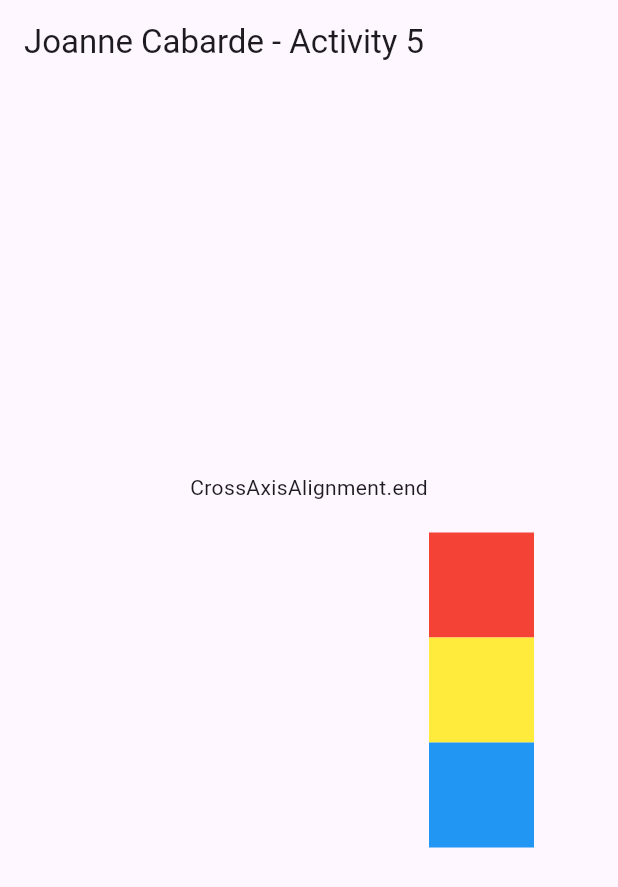
After one commit to JollinAnnie/CCE106-Activities, a Flutter app: the screen it shows after launch, on a phone screen of 412 x 824 dp. The commit adds this screen. Shown: the top 887 px of the screen. Run offline on Flutter 3.47's test engine with Material 3 defaults, Android fonts, the phone set to English and light mode, and no system bars.

Commit message:
Main and Cross Axis Alignment Activity #5

```diff
--- /dev/null
+++ b/lib/crossalignment.dart
@@ -0,0 +1,50 @@
+import 'package:flutter/material.dart';
+
+class CrossAlignment extends StatelessWidget {
+  const CrossAlignment({super.key});
+
+  @override
+  Widget build(BuildContext context) {
+    //start
+    // const alignment = CrossAxisAlignment.start;
+
+    //center
+    // const alignment = CrossAxisAlignment.center;
+
+    //end
+    const alignment = CrossAxisAlignment.end;
+
+    //stretch
+    // const alignment = CrossAxisAlignment.stretch;
+
+    return Scaffold(
+      appBar: AppBar(
+        title: const Text('Joanne Cabarde - Activity 5'),
+      ),
+
+      body: Center(
+        child: Column(
+          mainAxisSize: MainAxisSize.min,
+          children: [
+            Text(
+              'CrossAxisAlignment.${alignment.name}',
+            ),
+            const SizedBox(height: 20),
+
+            SizedBox(
+              width: 300,
+              child: Column(
+                crossAxisAlignment: alignment,
+                children: [
+                  Container(width: 70, height: 70, color: Colors.red),
+                  Container(width: 70, height: 70, color: Colors.yellow),
+                  Container(width: 70, height: 70, color: Colors.blue),
+                ],
+              ),
+            ),
+          ],
+        ),
+      ),
+    );
+  }
+}
--- a/lib/main.dart
+++ b/lib/main.dart
@@ -1,6 +1,9 @@
 import 'package:flutter/material.dart';
 // import 'package:joanneflutter1/pavlova.dart';
-import 'package:joanneflutter1/edgeinsets.dart';
+// import 'package:joanneflutter1/edgeinsets.dart';
+// import 'package:joanneflutter1/mainalignment.dart';
+import 'package:joanneflutter1/crossalignment.dart';
+
 
 void main() {
   runApp(const MyApp());
@@ -15,9 +18,9 @@ class MyApp extends StatelessWidget {
       title: 'Flutter Demo',
       theme: ThemeData(
 
-        colorScheme: .fromSeed(seedColor: Colors.deepPurple),
+        colorScheme: ColorScheme.fromSeed(seedColor: Colors.deepPurple),
       ),
-      home: const Edgeinsets(),
+      home: const CrossAlignment(),
     );
   }
 }
```
Also changed, not shown: lib/mainalignment.dart (added, +55 -0 lines).
